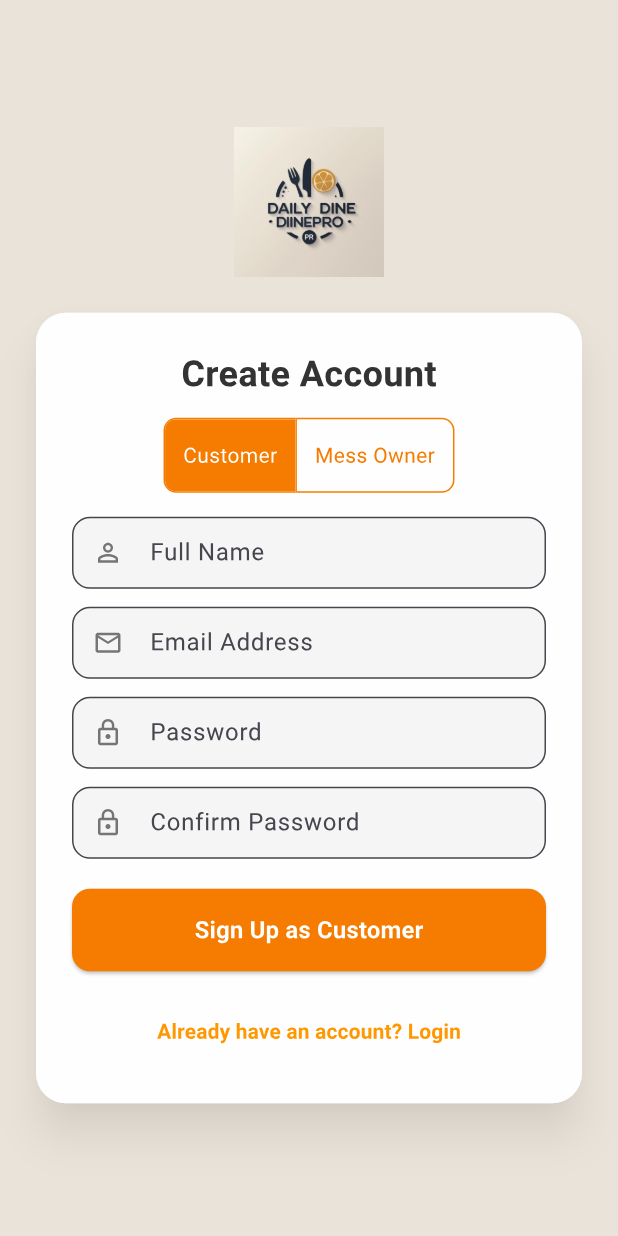
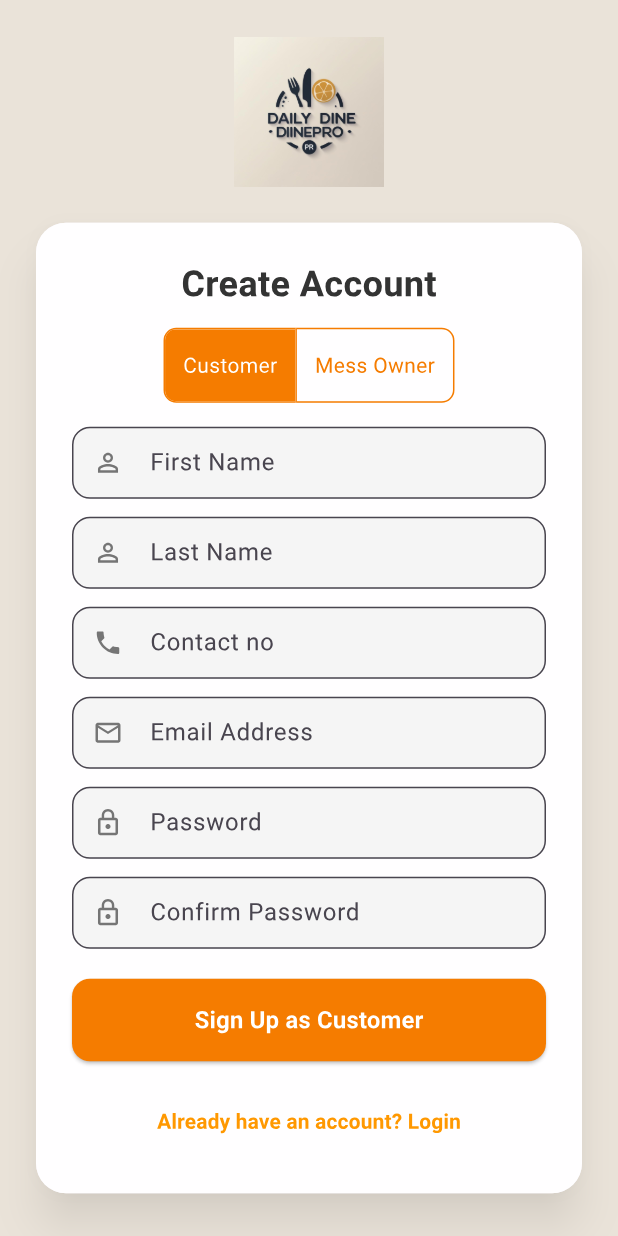
Before and after one commit to DevTamakuwala/daily-dine-pro-flutter, a Flutter app: the screen it shows after launch, after a tap on "Don't have an account? Sign Up", on a phone screen of 412 x 824 dp. Run offline on Flutter 3.47's test engine with Material 3 defaults, Android fonts, the phone set to English and light mode, and no system bars; missing offline and left inert: encrypt, pointycastle; network calls fail; Roboto replaces fonts that are missing (Poppins).

```diff
--- a/lib/Screens/Auth/AuthScreen.dart
+++ b/lib/Screens/Auth/AuthScreen.dart
@@ -32,9 +32,6 @@ class MyApp extends StatelessWidget {
     );
   }
 }
-
-// Enum to define user types for the signup form
-enum UserType { MessOwner, Customer }
 
 // The main screen holding the flippable card and background
 class AuthScreen extends StatefulWidget {
--- a/lib/Screens/Auth/LoginForm.dart
+++ b/lib/Screens/Auth/LoginForm.dart
@@ -4,13 +4,12 @@ import 'package:dailydine/Screens/Hello.dart';
 import 'package:dailydine/encryption/encryptText.dart';
 import 'package:flutter/material.dart';
 import 'package:http/http.dart' as http;
-import 'forgot_password_screen.dart';
-
 
 import '../../credentials/api_url.dart';
 import '../../widgets/BuildFlipButton.dart';
 import '../../widgets/BuildSubmitButton.dart';
 import '../../widgets/BuildTextFormField.dart';
+import 'forgot_password_screen.dart';
 
 class LoginForm extends StatelessWidget {
   final VoidCallback onFlip;
@@ -20,6 +19,7 @@ class LoginForm extends StatelessWidget {
   final TextEditingController _loginEmailController = TextEditingController();
   final TextEditingController _loginPasswordController =
       TextEditingController();
+  bool isLoading = false;
 
   @override
   Widget build(BuildContext context) {
@@ -27,8 +27,9 @@ class LoginForm extends StatelessWidget {
       key: const ValueKey('loginForm'),
       mainAxisSize: MainAxisSize.min,
       children: [
-        const Text("Welcome Back",
-            style: TextStyle(fontSize: 24, fontWeight: FontWeight.bold)),
+        if (isLoading)
+          const Text("Welcome Back",
+              style: TextStyle(fontSize: 24, fontWeight: FontWeight.bold)),
         const SizedBox(height: 8),
         Text("Log in to your account",
             style: TextStyle(color: Colors.grey.shade600)),
@@ -59,7 +60,10 @@ class LoginForm extends StatelessWidget {
             onPressed: () {
               // CHANGE: Navigate to the ForgotPasswordScreen when the "Forgot Password?" button is tapped.
               print("Forgot Password tapped!");
-              Navigator.push(context, MaterialPageRoute(builder: (context) => ForgotPasswordScreen()));
+              Navigator.push(
+                  context,
+                  MaterialPageRoute(
+                      builder: (context) => ForgotPasswordScreen()));
             },
             style: TextButton.styleFrom(
               foregroundColor: const Color(0xFFFF9800), // A nice Google blue
@@ -73,15 +77,17 @@ class LoginForm extends StatelessWidget {
     );
   }
 
-  Future<void> handleLogin(String email, String password, BuildContext context) async {
+  Future<void> handleLogin(
+      String email, String password, BuildContext context) async {
     print("Handler called");
     String encryptedPassword = await encrypt(password);
     String apiUrl = '${url}auth/login';
+    print(apiUrl);
     final response = await http.post(
       Uri.parse(apiUrl),
       headers: {
         "Content-Type": "application/json",
-        "Authorization": "Bearer $encryptedPassword"
+        // "Authorization": "Bearer $encryptedPassword"
       },
       body: jsonEncode({
         "email": email,
@@ -93,7 +99,7 @@ class LoginForm extends StatelessWidget {
       Navigator.push(
         context,
         MaterialPageRoute(
-          builder: (builder) => Hello(token : response.body),
+          builder: (builder) => Hello(token: response.body),
         ),
       );
     } else {
--- a/lib/Screens/Auth/SignupForm.dart
+++ b/lib/Screens/Auth/SignupForm.dart
@@ -1,13 +1,20 @@
 // --- SIGNUP FORM WIDGET ---
+import 'dart:convert';
+
 import 'package:flutter/material.dart';
+import 'package:http/http.dart' as http;
 
-import 'AuthScreen.dart';
+import '../../credentials/api_url.dart';
+import '../../encryption/encryptText.dart';
+import '../../enums/UserTypes.dart';
 import '../../widgets/BuildFlipButton.dart';
 import '../../widgets/BuildSubmitButton.dart';
 import '../../widgets/BuildTextFormField.dart';
+import '../Hello.dart';
 
 class SignupForm extends StatefulWidget {
   final VoidCallback onFlip;
+
   const SignupForm({super.key, required this.onFlip});
 
   @override
@@ -18,6 +25,7 @@ class _SignupFormState extends State<SignupForm> {
   // State and controllers from your provided UI
   final _messOwnerFormKey = GlobalKey<FormState>();
   final _customerFormKey = GlobalKey<FormState>();
+
   // CHANGE: The default user type is changed to "Customer" to prioritize the more common user type.
   UserType _selectedUserType = UserType.Customer;
 
@@ -30,14 +38,15 @@ class _SignupFormState extends State<SignupForm> {
   final _ownerConfirmPasswordController = TextEditingController();
 
   // Customer Controllers
-  final _customerNameController = TextEditingController();
+  final _customerFirstNameController = TextEditingController();
+  final _customerLastNameController = TextEditingController();
+  final _customerPhoneController = TextEditingController();
   final _customerPasswordController = TextEditingController();
   final _customerConfirmPasswordController = TextEditingController();
 
   // Common Controllers
   final _signupPhoneController = TextEditingController();
   final _signupEmailController = TextEditingController();
-
 
   @override
   void dispose() {
@@ -47,7 +56,9 @@ class _SignupFormState extends State<SignupForm> {
     _cityController.dispose();
     _signupPhoneController.dispose();
     _signupEmailController.dispose();
-    _customerNameController.dispose();
+    _customerFirstNameController.dispose();
+    _customerLastNameController.dispose();
+    _customerPhoneController.dispose();
     _ownerPasswordController.dispose();
     _ownerConfirmPasswordController.dispose();
     _customerPasswordController.dispose();
@@ -61,14 +72,19 @@ class _SignupFormState extends State<SignupForm> {
       key: const ValueKey('signupForm'),
       mainAxisSize: MainAxisSize.min,
       children: [
-        const Text("Create Account", style: TextStyle(fontSize: 24, fontWeight: FontWeight.bold)),
+        const Text("Create Account",
+            style: TextStyle(fontSize: 24, fontWeight: FontWeight.bold)),
         const SizedBox(height: 12),
         ToggleButtons(
           // CHANGE: The order of the toggle buttons is changed to reflect the new default user type.
-          isSelected: [_selectedUserType == UserType.Customer, _selectedUserType == UserType.MessOwner],
+          isSelected: [
+            _selectedUserType == UserType.Customer,
+            _selectedUserType == UserType.MessOwner
+          ],
           onPressed: (index) {
             setState(() {
-              _selectedUserType = index == 0 ? UserType.Customer : UserType.MessOwner;
+              _selectedUserType =
+                  index == 0 ? UserType.Customer : UserType.MessOwner;
             });
           },
           borderRadius: BorderRadius.circular(8),
@@ -78,21 +94,27 @@ class _SignupFormState extends State<SignupForm> {
           borderColor: Colors.orange.shade700,
           selectedBorderColor: Colors.orange.shade700,
           children: const [
-            Padding(padding: EdgeInsets.symmetric(horizontal: 12), child: Text("Customer")),
-            Padding(padding: EdgeInsets.symmetric(horizontal: 12), child: Text("Mess Owner")),
+            Padding(
+                padding: EdgeInsets.symmetric(horizontal: 12),
+                child: Text("Customer")),
+            Padding(
+                padding: EdgeInsets.symmetric(horizontal: 12),
+                child: Text("Mess Owner")),
           ],
         ),
         const SizedBox(height: 16),
         AnimatedSwitcher(
           duration: const Duration(milliseconds: 300),
-          transitionBuilder: (child, animation) => FadeTransition(opacity: animation, child: child),
+          transitionBuilder: (child, animation) =>
+              FadeTransition(opacity: animation, child: child),
           // CHANGE: The default form is changed to the customer form.
           child: _selectedUserType == UserType.Customer
               ? _buildCustomerSubForm()
               : _buildMessOwnerSubForm(),
         ),
         const SizedBox(height: 16),
-        buildFlipButton(label: "Already have an account? Login", onFlip: widget.onFlip),
+        buildFlipButton(
+            label: "Already have an account? Login", onFlip: widget.onFlip),
       ],
     );
   }
@@ -104,21 +126,64 @@ class _SignupFormState extends State<SignupForm> {
         key: const ValueKey('messOwnerForm'),
         mainAxisSize: MainAxisSize.min,
         children: [
-          buildTextFormField(controller: _messNameController, label: "Mess Name", icon: Icons.storefront, validator: (v) => v!.isEmpty ? "Mess Name is required" : null),
+          buildTextFormField(
+              controller: _messNameController,
+              label: "Mess Name",
+              icon: Icons.storefront,
+              validator: (v) => v!.isEmpty ? "Mess Name is required" : null),
           const SizedBox(height: 12),
-          buildTextFormField(controller: _ownerNameController, label: "Owner's Full Name", icon: Icons.person_outline, validator: (v) => v!.isEmpty ? "Owner's Name is required" : null),
+          buildTextFormField(
+              controller: _ownerNameController,
+              label: "Owner's Full Name",
+              icon: Icons.person_outline,
+              validator: (v) => v!.isEmpty ? "Owner's Name is required" : null),
           const SizedBox(height: 12),
-          buildTextFormField(controller: _addressController, label: "Address", icon: Icons.location_on_outlined, validator: (v) => v!.isEmpty ? "Address is required" : null),
+          buildTextFormField(
+              controller: _addressController,
+              label: "Address",
+              icon: Icons.location_on_outlined,
+              validator: (v) => v!.isEmpty ? "Address is required" : null),
           const SizedBox(height: 12),
-          buildTextFormField(controller: _cityController, label: "City", icon: Icons.location_city, validator: (v) => v!.isEmpty ? "City is required" : null),
+          buildTextFormField(
+              controller: _cityController,
+              label: "City",
+              icon: Icons.location_city,
+              validator: (v) => v!.isEmpty ? "City is required" : null),
           const SizedBox(height: 12),
-          buildTextFormField(controller: _signupPhoneController, label: "Phone Number", icon: Icons.phone_outlined, keyboardType: TextInputType.phone, validator: (v) => v!.length < 10 ? "Enter a valid phone number" : null),
+          buildTextFormField(
+              controller: _signupPhoneController,
+              label: "Phone Number",
+              icon: Icons.phone_outlined,
+              keyboardType: TextInputType.phone,
+              validator: (v) =>
+                  v!.length < 10 ? "Enter a valid phone number" : null),
           const SizedBox(height: 12),
-          buildTextFormField(controller: _signupEmailController, label: "Email Address", icon: Icons.email_outlined, keyboardType: TextInputType.emailAddress, validator: (v) => !RegExp(r'\S+@\S+\.\S+').hasMatch(v!) ? "Enter a valid email" : null),
+          buildTextFormField(
+              controller: _signupEmailController,
+              label: "Email Address",
+              icon: Icons.email_outlined,
+              keyboardType: TextInputType.emailAddress,
+              validator: (v) => !RegExp(r'\S+@\S+\.\S+').hasMatch(v!)
+                  ? "Enter a valid email"
+                  : null),
           const SizedBox(height: 12),
-          buildTextFormField(controller: _ownerPasswordController, label: "Password", icon: Icons.lock_outline, obscureText: true, validator: (v) => v!.length < 6 ? "Password must be at least 6 characters" : null),
+          buildTextFormField(
+              controller: _ownerPasswordController,
+              label: "Password",
+              icon: Icons.lock_outline,
+              obscureText: true,
+              validator: (v) => v!.length < 6
+                  ? "Password must be at least 6 characters"
+                  : null),
           const SizedBox(height: 12),
-          buildTextFormField(controller: _ownerConfirmPasswordController, label: "Confirm Password", icon: Icons.lock_outline, obscureText: true, validator: (v) => v != _ownerPasswordController.text ? "Passwords do not match" : null),
+          buildTextFormField(
+              controller: _ownerConfirmPasswordController,
+              label: "Confirm Password",
+              icon: Icons.lock_outline,
+              obscureText: true,
+              validator: (v) => v != _ownerPasswordController.text
+                  ? "Passwords do not match"
+                  : null),
           const SizedBox(height: 20),
           buildSubmitButton(label: "Sign Up as Owner", onPressed: () {}),
         ],
@@ -133,17 +198,129 @@ class _SignupFormState extends State<SignupForm> {
         key: const ValueKey('customerForm'),
         mainAxisSize: MainAxisSize.min,
         children: [
-          buildTextFormField(controller: _customerNameController, label: "Full Name", icon: Icons.person_outline, validator: (v) => v!.isEmpty ? "Full Name is required" : null),
+          buildTextFormField(
+              controller: _customerFirstNameController,
+              label: "First Name",
+              icon: Icons.person_outline,
+              validator: (v) => v!.isEmpty ? "First Name is required" : null),
           const SizedBox(height: 12),
-          buildTextFormField(controller: _signupEmailController, label: "Email Address", icon: Icons.email_outlined, keyboardType: TextInputType.emailAddress, validator: (v) => !RegExp(r'\S+@\S+\.\S+').hasMatch(v!) ? "Enter a valid email" : null),
+          buildTextFormField(
+              controller: _customerLastNameController,
+              label: "Last Name",
+              icon: Icons.person_outline,
+              validator: (v) => v!.isEmpty ? "Last Name is required" : null),
           const SizedBox(height: 12),
-          buildTextFormField(controller: _customerPasswordController, label: "Password", icon: Icons.lock_outline, obscureText: true, validator: (v) => v!.length < 6 ? "Password must be at least 6 characters" : null),
+          buildTextFormField(
+              controller: _customerPhoneController,
+              label: "Contact no",
+              icon: Icons.phone,
+              validator: (v) => v!.isEmpty ? "contact no is required" : null,
+              keyboardType: TextInputType.phone),
           const SizedBox(height: 12),
-          buildTextFormField(controller: _customerConfirmPasswordController, label: "Confirm Password", icon: Icons.lock_outline, obscureText: true, validator: (v) => v != _customerPasswordController.text ? "Passwords do not match" : null),
+          buildTextFormField(
+              controller: _signupEmailController,
+              label: "Email Address",
+              icon: Icons.email_outlined,
+              keyboardType: TextInputType.emailAddress,
+              validator: (v) => !RegExp(r'\S+@\S+\.\S+').hasMatch(v!)
+                  ? "Enter a valid email"
+                  : null),
+          const SizedBox(height: 12),
+          buildTextFormField(
+              controller: _customerPasswordController,
+              label: "Password",
+              icon: Icons.lock_outline,
+              obscureText: true,
+              validator: (v) => v!.length < 6
+                  ? "Password must be at least 6 characters"
+                  : null),
+          const SizedBox(height: 12),
+          buildTextFormField(
+              controller: _customerConfirmPasswordController,
+              label: "Confirm Password",
+              icon: Icons.lock_outline,
+              obscureText: true,
+              validator: (v) => v != _customerPasswordController.text
+                  ? "password does not matching please check"
+                  : null),
           const SizedBox(height: 20),
-          buildSubmitButton(label: "Sign Up as Customer", onPressed: () {}),
+          buildSubmitButton(
+              label: "Sign Up as Customer",
+              onPressed: () {
+                print("Clicked");
+                if (_customerFormKey.currentState!.validate()) {
+                  handleCustomerSignUp(
+                    _customerFirstNameController.text,
+                    _customerLastNameController.text,
+                    _signupEmailController.text,
+                    _customerPhoneController.text,
+                    _customerPasswordController.text,
+                    context,
+                    null,
+                    DateTime.now().toUtc().toIso8601String(),
+                  );
+                }
+              }),
         ],
       ),
     );
   }
+
+  Future<void> handleCustomerSignUp(
+      String fname,
+      String lname,
+      String email,
+      String phone,
+      String password,
+      BuildContext context,
+      DateTime? birthDate,
+      String date) async {
+    String encryptedPassword = await encrypt(password);
+    String apiUrl = '${url}auth/register';
+    final response = await http.post(
+      Uri.parse(apiUrl),
+      headers: {
+        "Content-Type": "application/json",
+        // "Authorization": "Bearer $encryptedPassword"
+      },
+      body: jsonEncode({
+        "createdBy": 0,
+        "createdAt": date,
+        "modifiedBy": 0,
+        "modifiedAt": date,
+        "userId": 0,
+        "email": email,
+        "password": encryptedPassword,
+        "firstName": fname,
+        "lastName": lname,
+        "phoneNo": phone,
+        "role": _selectedUserType.name,
+        "active": true,
+        "customer": {
+          "createdBy": 0,
+          "createdAt": date,
+          "modifiedBy": 0,
+          "modifiedAt": date,
+          "customerId": 0,
+          "status": "ACTIVE",
+          "dateOfBirth": birthDate ?? "",
+        }
+      }),
+    );
+
+    if (response.statusCode == 201) {
+      Navigator.push(
+        context,
+        MaterialPageRoute(
+          builder: (builder) => Hello(token: response.body),
+        ),
+      );
+    } else {
+      ScaffoldMessenger.of(context).showSnackBar(
+        SnackBar(
+          content: Text(response.body),
+        ),
+      );
+    }
+  }
 }
--- a/lib/credentials/api_url.dart
+++ b/lib/credentials/api_url.dart
@@ -1 +1 @@
-String url = "http://192.168.29.75:8080/api/";
+String url = "https://dailydinebackend.azurewebsites.net/api/";
--- /dev/null
+++ b/lib/enums/UserTypes.dart
@@ -0,0 +1,5 @@
+// Enum to define user types for the signup form
+enum UserType {
+  MessOwner,
+  Customer
+}
```
Also changed, not shown: lib/animations/animated_background.dart (+6 -6 lines), 1 other file.
